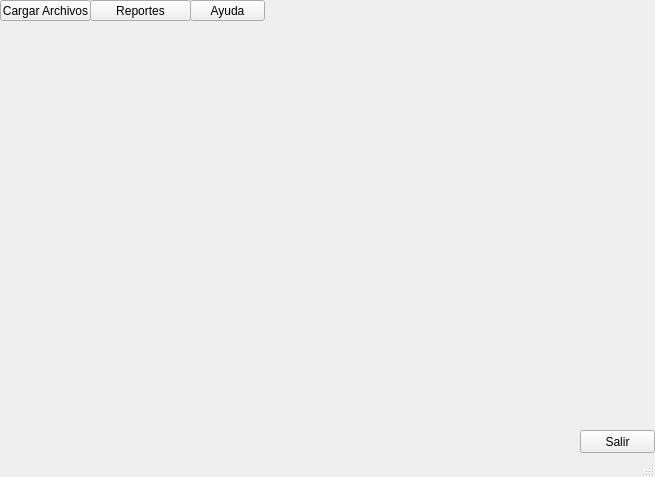
Gerson7w7/IPC2_Proyecto2_202000166, file PROYECTO2/GUI/mainWin.ui: the form before one commit.
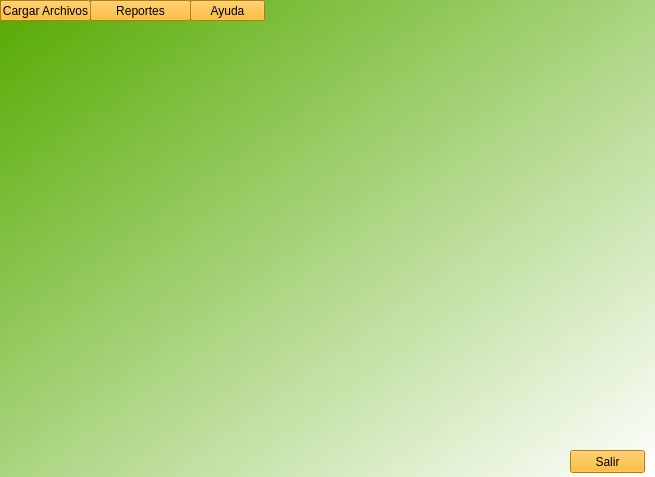
The form after the commit.

Diff of the .ui file:
```diff
--- a/PROYECTO2/GUI/mainWin.ui
+++ b/PROYECTO2/GUI/mainWin.ui
@@ -13,6 +13,9 @@
   <property name="windowTitle">
    <string>Digital Intelligence, S. A.</string>
   </property>
+  <property name="styleSheet">
+   <string notr="true">background-color: qlineargradient(spread:pad, x1:0, y1:0, x2:1, y2:1, stop:0 rgba(85, 170, 0, 255), stop:1 rgba(255, 255, 255, 255));</string>
+  </property>
   <widget class="QWidget" name="centralwidget">
    <widget class="QPushButton" name="pushButton">
     <property name="geometry">
@@ -23,6 +26,9 @@
       <height>21</height>
      </rect>
     </property>
+    <property name="styleSheet">
+     <string notr="true">background-color: rgb(255, 172, 6);</string>
+    </property>
     <property name="text">
      <string>Cargar Archivos</string>
     </property>
@@ -36,6 +42,9 @@
       <height>21</height>
      </rect>
     </property>
+    <property name="styleSheet">
+     <string notr="true">background-color: rgb(255, 172, 6);</string>
+    </property>
     <property name="text">
      <string>Reportes</string>
     </property>
@@ -49,6 +58,9 @@
       <height>21</height>
      </rect>
     </property>
+    <property name="styleSheet">
+     <string notr="true">background-color: rgb(255, 172, 6);</string>
+    </property>
     <property name="text">
      <string>Ayuda</string>
     </property>
@@ -56,18 +68,20 @@
    <widget class="QPushButton" name="pushButton_4">
     <property name="geometry">
      <rect>
-      <x>580</x>
-      <y>430</y>
+      <x>570</x>
+      <y>450</y>
       <width>75</width>
       <height>23</height>
      </rect>
     </property>
+    <property name="styleSheet">
+     <string notr="true">background-color: rgb(255, 172, 6);</string>
+    </property>
     <property name="text">
      <string>Salir</string>
     </property>
    </widget>
   </widget>
-  <widget class="QStatusBar" name="statusbar"/>
   <action name="actionfasd">
    <property name="text">
     <string>fasd</string>
```
Left out of the diff: 8 changed lines with no effect on the pictures.
